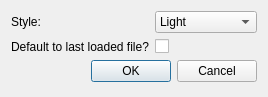
Q-FRC/Dashboard, file ui/PreferencesDialog.ui: the form before one commit.
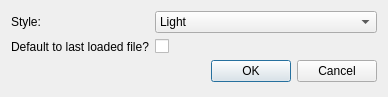
The form after the commit.

```diff
--- a/ui/PreferencesDialog.ui
+++ b/ui/PreferencesDialog.ui
@@ -6,7 +6,7 @@
    <rect>
     <x>0</x>
     <y>0</y>
-    <width>268</width>
+    <width>388</width>
     <height>97</height>
    </rect>
   </property>
```
